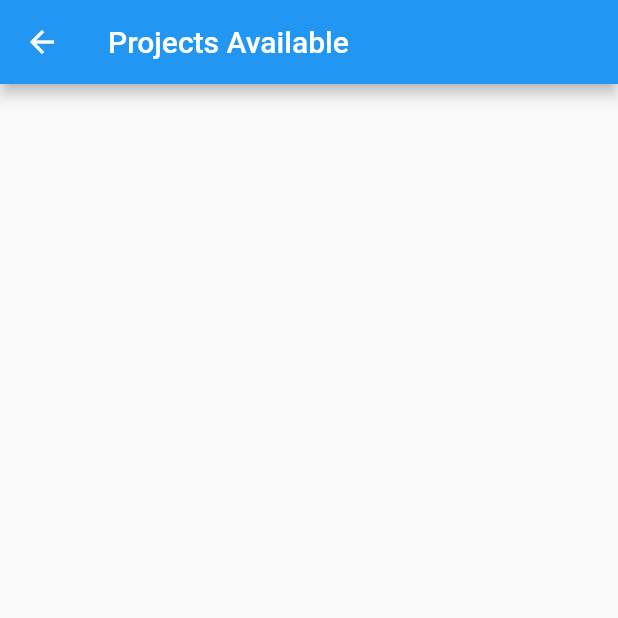
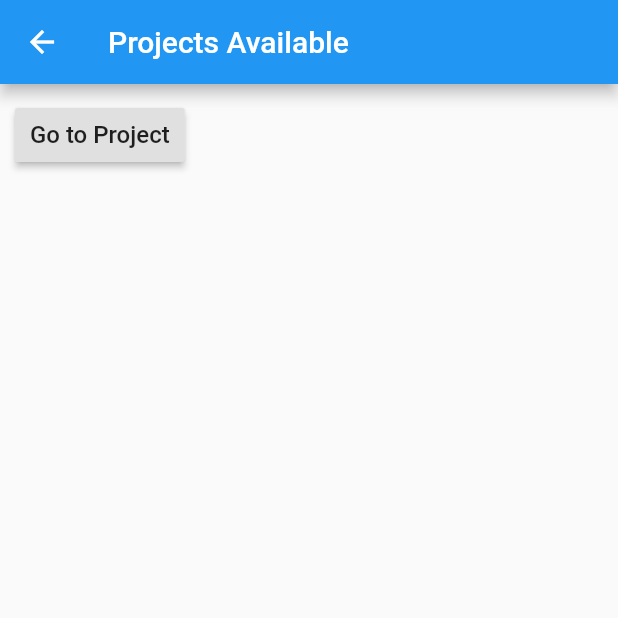
Before and after one commit to cs481-ekh/s21-team-goose-888, a Flutter app: the ProjectsPage screen opened directly, on a phone screen of 412 x 824 dp, the top half of it. Run offline on Flutter 3.47's test engine with Material 2 defaults, Android fonts, the phone set to English and light mode, and no system bars; our stand-ins replace cloud_firestore, firebase_auth, firebase_core, image_picker; missing offline and left inert: firebase_ml_vision; accounts and stored records are empty.

```diff
--- a/lib/ProjectsPage.dart
+++ b/lib/ProjectsPage.dart
@@ -31,19 +31,19 @@ class _ProjectsPage extends State<ProjectsPage> {
         title: Text("Projects Available"),
         backgroundColor: Colors.blue,
       ),
-      body: //Padding(
-      //padding: const EdgeInsets.all(10.0),
+      body: Padding(
+      padding: const EdgeInsets.all(10.0),
       //padding: EdgeInsets.only(left: 50, right: 50),
 
       //form
 
-      Column(children: <Widget>[
-        // Padding(
-        //   padding: const EdgeInsets.all(10.0),
-        //   child: Form(
-        //     key: formKey,
-        //     child: Column(
-        //       children: <Widget>[
+     // Column(//children: <Widget>[
+      //  Padding(
+          //padding: const EdgeInsets.all(10.0),
+          child: Form(
+            key: formKey,
+            child: Column(
+              children: <Widget>[
         //         DropdownButton(
         //           value: _value,
         //           selectedItemBuilder: (BuildContext context)
@@ -67,58 +67,32 @@ class _ProjectsPage extends State<ProjectsPage> {
         //         SizedBox(
         //           height: MediaQuery.of(context).size.width * 0.05,
         //         ),
-        //         RaisedButton(
-        //           padding: EdgeInsets.symmetric(
-        //             vertical: 1.0,
-        //             horizontal: 10.0,
-        //           ),
-        //           child: Text(
-        //             "Go to Project",
-        //             style: TextStyle(
-        //               fontSize: 16.0,
-        //             ),
-        //           ),
-        //           onPressed: () {
-        //             //bool check = ;
-        //             if (_submit()) {
-        //               showAlertDialog(context);
-        //             }
-        //           },
-        //         ),
-        //       ],
-        //     ),
-        //   ),
-        // ),
+                RaisedButton(
+                  padding: EdgeInsets.symmetric(
+                    vertical: 1.0,
+                    horizontal: 10.0,
+                  ),
+                  child: Text(
+                    "Go to Project",
+                    style: TextStyle(
+                      fontSize: 16.0,
+                    ),
+                  ),
+                  onPressed: () {
+                    //bool check = ;
+                    if (_submit()) {
+                      Navigator.pushNamed(context, '/form');
+                    }
+                  },
+                ),
+              ],
+            ),
+          ),
+        ),
 
-      ]
-      ),
+     // ]
+     // ),
     );
   }
 
-  showAlertDialog(BuildContext context) {
-    // Create button
-    Widget okButton = FlatButton(
-      child: Text("OK"),
-      onPressed: () {
-        Navigator.of(context).pop();
-      },
-    );
-
-    // Create AlertDialog
-    AlertDialog alert = AlertDialog(
-      title: Text("Code Sent"),
-      content: Text("Code was successfully sent"),
-      actions: [
-        okButton,
-      ],
-    );
-
-    // show the dialog
-    showDialog(
-      context: context,
-      builder: (BuildContext context) {
-        return alert;
-      },
-    );
-  }
 }
--- a/lib/main.dart
+++ b/lib/main.dart
@@ -30,6 +30,7 @@ void main() {
             text: textEmail,
           ),
       '/form': (context) => FormSections(),
+      '/project': (context) => ProjectsPage(),
       '/LooseMixR97': (context) => LooseMixR97(),
       '/Custody': (context) => Custody(),
       '/R47': (context) => R47(),
@@ -175,7 +176,7 @@ class _HomeLogin extends State<HomeLogin> {
                       emailController.text, passwordController.text);
                   //bool check = ;
                   if (_submit()) {
-                    Navigator.pushNamed(context, '/form');
+                    Navigator.pushNamed(context, '/project');
                   }
                 },
               ),
```
Also changed, not shown: 55 other files.
